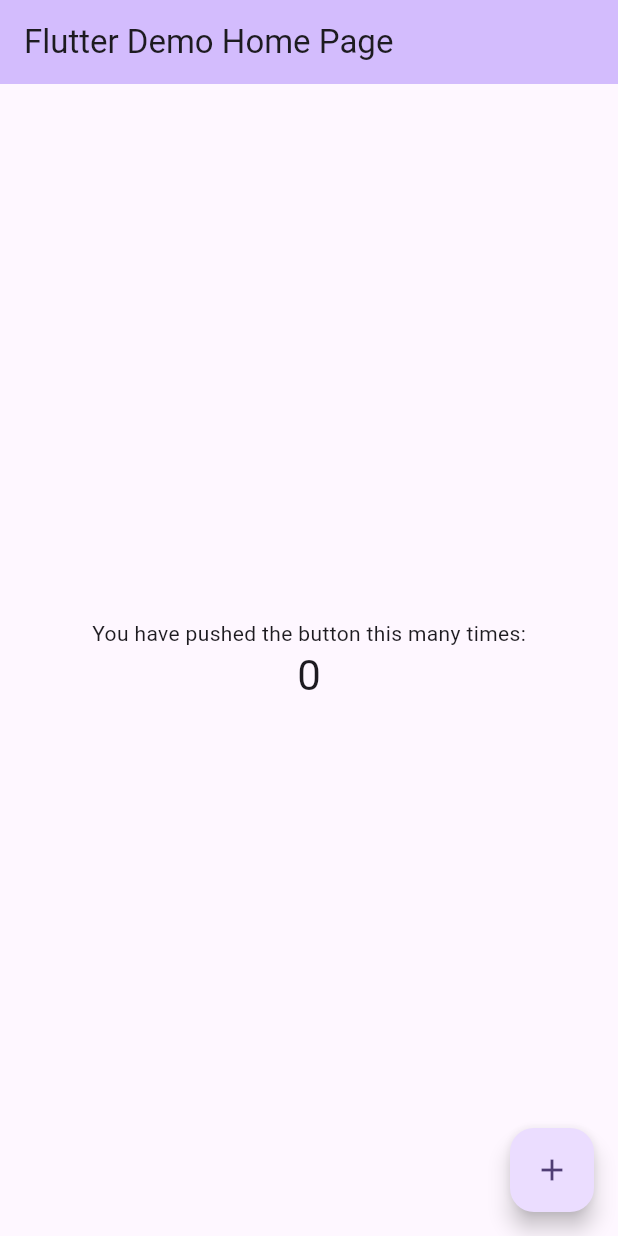
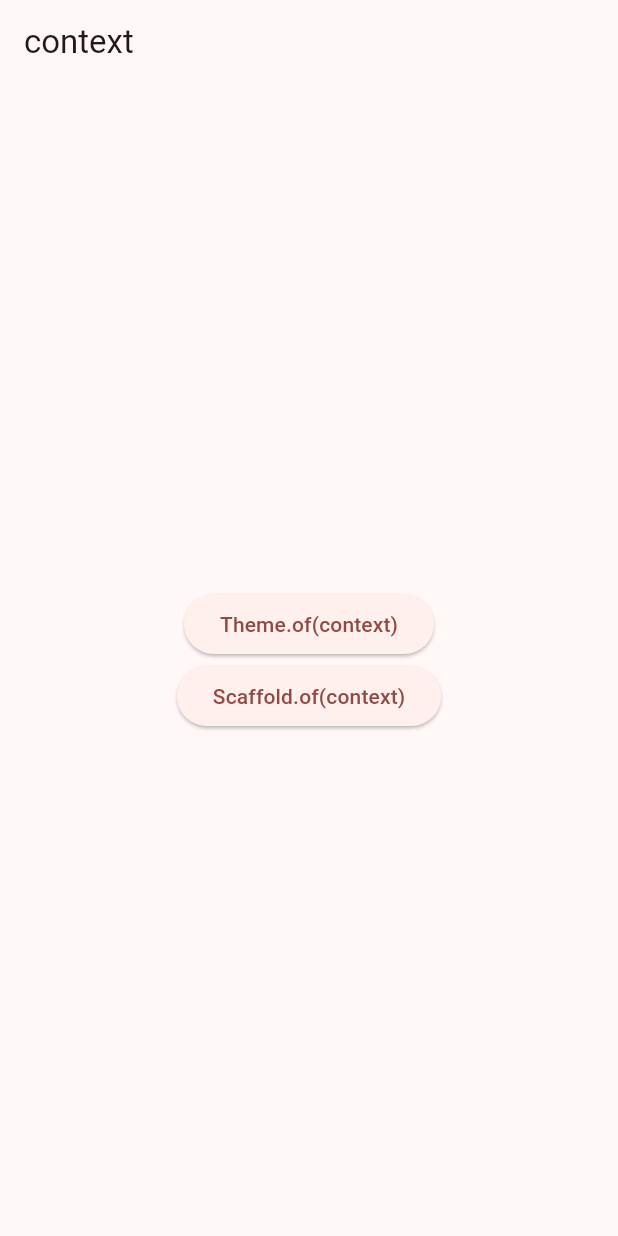
Before and after one commit to rizchi17/flutter_buildcontext, a Flutter app: the screen it shows after launch, on a phone screen of 412 x 824 dp. Run offline on Flutter 3.47's test engine with Material 3 defaults, Android fonts, the phone set to English and light mode, and no system bars.

Commit message:
2つのcontextについて

```diff
--- a/lib/main.dart
+++ b/lib/main.dart
@@ -1,4 +1,6 @@
 import 'package:flutter/material.dart';
+import 'package:flutter_buildcontext/scaffold_of_context_page.dart';
+import 'package:flutter_buildcontext/theme_of_context_page.dart';
 
 void main() {
   runApp(const MyApp());
@@ -6,29 +8,13 @@ void main() {
 
 class MyApp extends StatelessWidget {
   const MyApp({super.key});
-
-  // This widget is the root of your application.
   @override
   Widget build(BuildContext context) {
     return MaterialApp(
       title: 'Flutter Demo',
       theme: ThemeData(
-        // This is the theme of your application.
-        //
-        // TRY THIS: Try running your application with "flutter run". You'll see
-        // the application has a purple toolbar. Then, without quitting the app,
-        // try changing the seedColor in the colorScheme below to Colors.green
-        // and then invoke "hot reload" (save your changes or press the "hot
-        // reload" button in a Flutter-supported IDE, or press "r" if you used
-        // the command line to start the app).
-        //
-        // Notice that the counter didn't reset back to zero; the application
-        // state is not lost during the reload. To reset the state, use hot
-        // restart instead.
-        //
-        // This works for code too, not just values: Most code changes can be
-        // tested with just a hot reload.
-        colorScheme: ColorScheme.fromSeed(seedColor: Colors.deepPurple),
+        colorScheme: ColorScheme.fromSeed(seedColor: Colors.red),
+        primaryColor: Colors.red,
         useMaterial3: true,
       ),
       home: const MyHomePage(title: 'Flutter Demo Home Page'),
@@ -38,16 +24,6 @@ class MyApp extends StatelessWidget {
 
 class MyHomePage extends StatefulWidget {
   const MyHomePage({super.key, required this.title});
-
-  // This widget is the home page of your application. It is stateful, meaning
-  // that it has a State object (defined below) that contains fields that affect
-  // how it looks.
-
-  // This class is the configuration for the state. It holds the values (in this
-  // case the title) provided by the parent (in this case the App widget) and
-  // used by the build method of the State. Fields in a Widget subclass are
-  // always marked "final".
-
   final String title;
 
   @override
@@ -55,71 +31,39 @@ class MyHomePage extends StatefulWidget {
 }
 
 class _MyHomePageState extends State<MyHomePage> {
-  int _counter = 0;
-
-  void _incrementCounter() {
-    setState(() {
-      // This call to setState tells the Flutter framework that something has
-      // changed in this State, which causes it to rerun the build method below
-      // so that the display can reflect the updated values. If we changed
-      // _counter without calling setState(), then the build method would not be
-      // called again, and so nothing would appear to happen.
-      _counter++;
-    });
-  }
-
   @override
   Widget build(BuildContext context) {
-    // This method is rerun every time setState is called, for instance as done
-    // by the _incrementCounter method above.
-    //
-    // The Flutter framework has been optimized to make rerunning build methods
-    // fast, so that you can just rebuild anything that needs updating rather
-    // than having to individually change instances of widgets.
     return Scaffold(
-      appBar: AppBar(
-        // TRY THIS: Try changing the color here to a specific color (to
-        // Colors.amber, perhaps?) and trigger a hot reload to see the AppBar
-        // change color while the other colors stay the same.
-        backgroundColor: Theme.of(context).colorScheme.inversePrimary,
-        // Here we take the value from the MyHomePage object that was created by
-        // the App.build method, and use it to set our appbar title.
-        title: Text(widget.title),
-      ),
+      appBar: AppBar(title: const Text('context')),
       body: Center(
-        // Center is a layout widget. It takes a single child and positions it
-        // in the middle of the parent.
         child: Column(
-          // Column is also a layout widget. It takes a list of children and
-          // arranges them vertically. By default, it sizes itself to fit its
-          // children horizontally, and tries to be as tall as its parent.
-          //
-          // Column has various properties to control how it sizes itself and
-          // how it positions its children. Here we use mainAxisAlignment to
-          // center the children vertically; the main axis here is the vertical
-          // axis because Columns are vertical (the cross axis would be
-          // horizontal).
-          //
-          // TRY THIS: Invoke "debug painting" (choose the "Toggle Debug Paint"
-          // action in the IDE, or press "p" in the console), to see the
-          // wireframe for each widget.
           mainAxisAlignment: MainAxisAlignment.center,
-          children: <Widget>[
-            const Text(
-              'You have pushed the button this many times:',
+          children: [
+            ElevatedButton(
+              child: const Text('Theme.of(context)'),
+              onPressed: () {
+                Navigator.push(
+                  context,
+                  MaterialPageRoute(builder: (context) => ThemeOfContextPage()),
+                );
+              },
             ),
-            Text(
-              '$_counter',
-              style: Theme.of(context).textTheme.headlineMedium,
+            Builder(
+              builder: (BuildContext context) {
+                return ElevatedButton(
+                  child: const Text('Scaffold.of(context)'),
+                  onPressed: () {
+                    Navigator.push(
+                      context,
+                      MaterialPageRoute(builder: (context) => ScaffoldOfContextPage()),
+                    );
+                  },
+                );
+              },
             ),
           ],
         ),
       ),
-      floatingActionButton: FloatingActionButton(
-        onPressed: _incrementCounter,
-        tooltip: 'Increment',
-        child: const Icon(Icons.add),
-      ), // This trailing comma makes auto-formatting nicer for build methods.
     );
   }
 }
```
